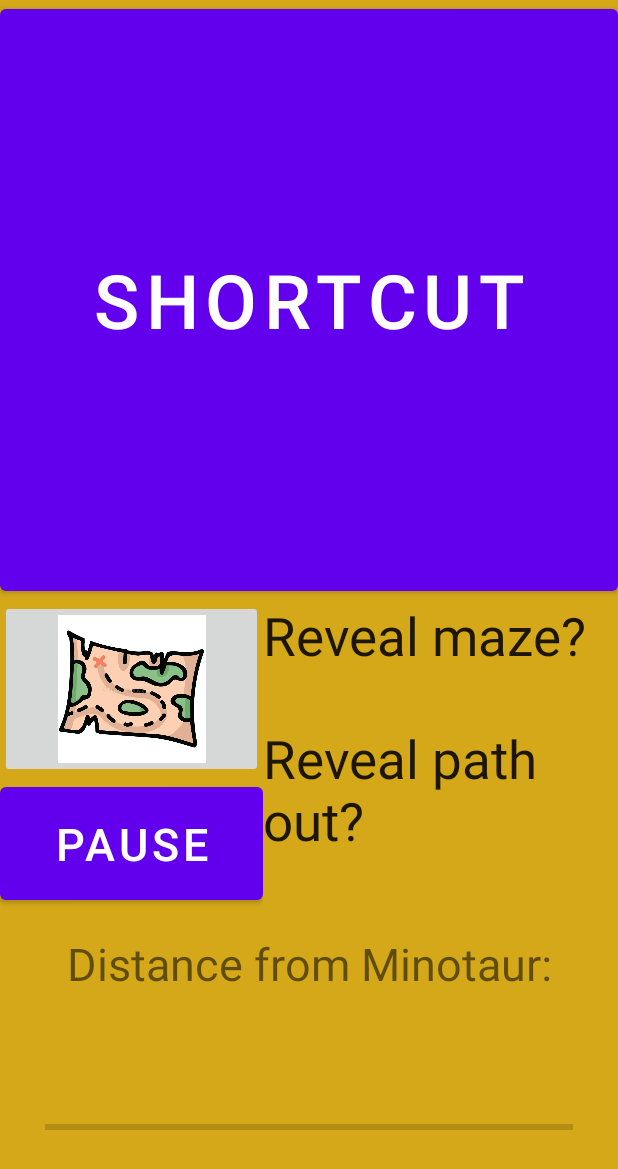
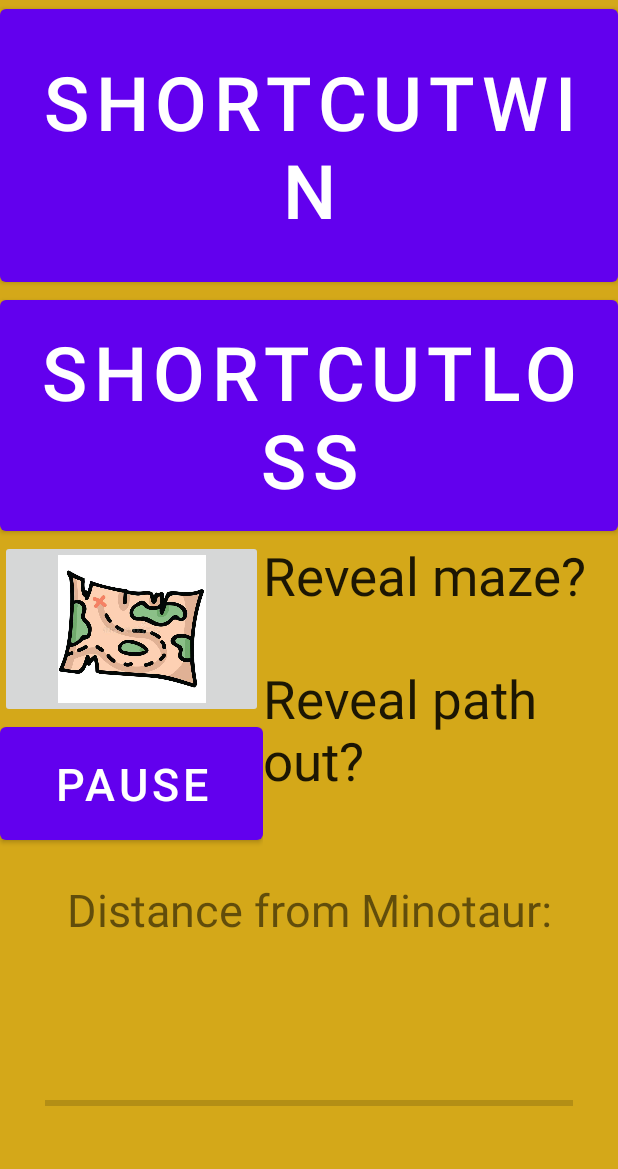
Before and after one commit to svoboda173/AMazeByEliSvoboda, an Android app: the PlayAnimationActivity screen opened directly, with no data from a screen before it, on a phone screen of 412 x 824 dp. Shown: the top 1169 px of the screen. Run offline under Robolectric (Android 15) with nearby library versions, the light colour scheme and no system bars.

Commit message:
Added defeat screen and button from PlayAnimation.

```diff
--- a/app/src/main/java/edu/wm/cs/cs301/EliSvoboda/gui/PlayManuallyActivity.java
+++ b/app/src/main/java/edu/wm/cs/cs301/EliSvoboda/gui/PlayManuallyActivity.java
@@ -42,6 +42,7 @@ public class PlayManuallyActivity extends AppCompatActivity {
                 Bundle bundle = new Bundle();
                 bundle.putInt("stepsTaken", stepsTaken);
                 bundle.putInt("distFromMinotaur", distFromMinotaur);
+                bundle.putBoolean("escaped", true);
                 intent.putExtras(bundle);
                 startActivity(intent);
                 finish();
--- a/app/src/main/res/layout/activity_finish.xml
+++ b/app/src/main/res/layout/activity_finish.xml
@@ -13,7 +13,7 @@
         android:orientation="vertical">
 
         <ImageView
-            android:id="@+id/imageView"
+            android:id="@+id/successImage"
             android:layout_width="350sp"
             android:layout_height="282dp"
             android:layout_gravity="center"
--- a/app/src/main/res/layout/activity_play_animation.xml
+++ b/app/src/main/res/layout/activity_play_animation.xml
@@ -15,8 +15,15 @@
         <Button
             android:id="@+id/shortcutManual"
             android:layout_width="match_parent"
-            android:layout_height="400sp"
-            android:text="Shortcut"
+            android:layout_height="194dp"
+            android:text="ShortcutWin"
+            android:textSize="50sp" />
+
+        <Button
+            android:id="@+id/shortcutLossManual"
+            android:layout_width="match_parent"
+            android:layout_height="166dp"
+            android:text="ShortcutLoss"
             android:textSize="50sp" />
 
         <LinearLayout
```
Also changed, not shown: app/src/main/java/edu/wm/cs/cs301/EliSvoboda/gui/FinishActivity.java (+14 -0 lines), app/src/main/java/edu/wm/cs/cs301/EliSvoboda/gui/PlayAnimationActivity.java (+19 -0 lines), app/src/main/res/drawable-v24/defeat.jpg (added).
